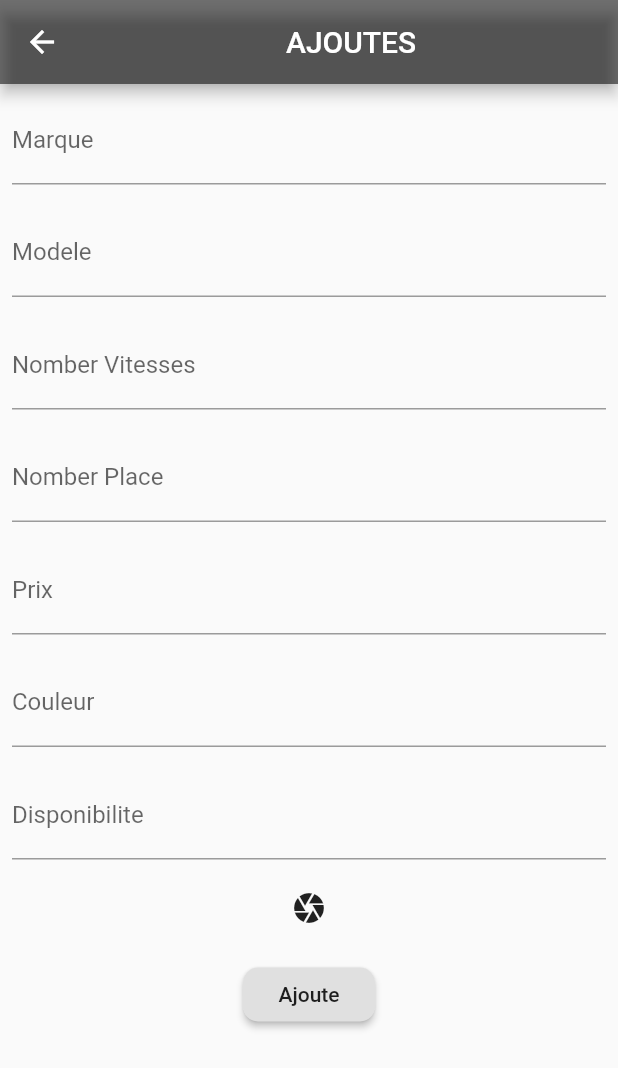
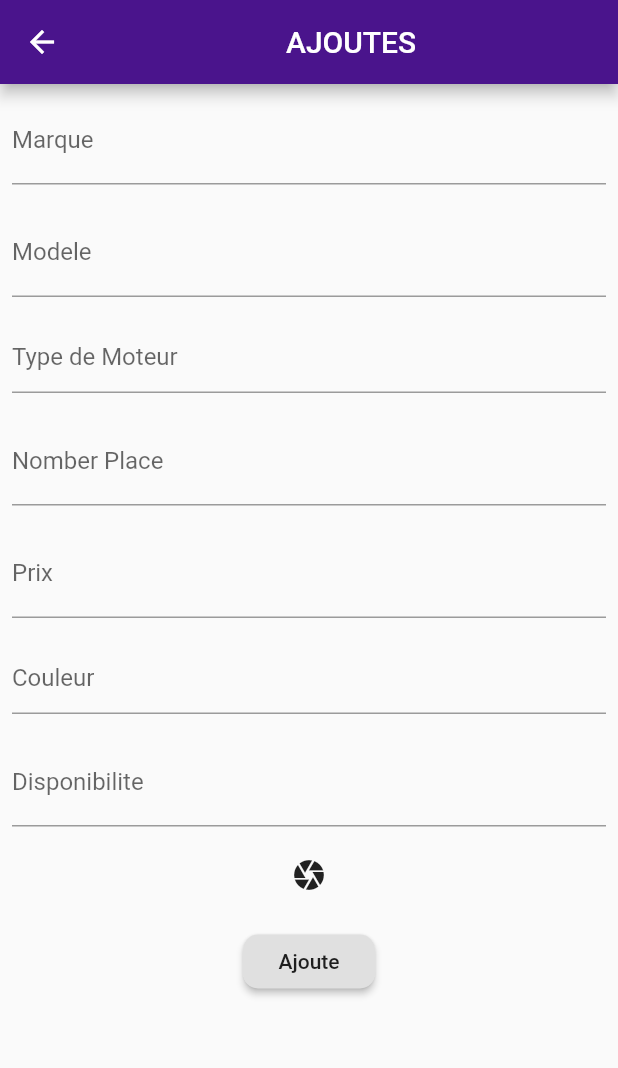
Before and after one commit to Aladdin24/location-flutter, a Flutter app: the screen it shows after launch, after a tap on the "add" icon, on a phone screen of 412 x 824 dp. Shown: the top 1068 px of the screen. Run offline on Flutter 3.47's test engine with Material 2 defaults, Android fonts, the phone set to English and light mode, and no system bars; drawn by our look-alikes of searchfield; our stand-ins replace image_picker; network calls fail.

Commit message:
first commit

```diff
--- a/lib/AjouterVoiture.dart
+++ b/lib/AjouterVoiture.dart
@@ -15,7 +15,7 @@ class AllPersonData extends StatefulWidget {
 
 class _AllPersonDataState extends State<AllPersonData> {
   Future allPerson() async {
-    var url = "http://192.168.43.245/location/viewAll.php";
+    var url = "http://192.168.181.11/location/viewAll.php";
     var response = await http.get(Uri.parse(url));
 
     var jsonData = json.decode(response.body);
@@ -39,11 +39,11 @@ class _AllPersonDataState extends State<AllPersonData> {
   Widget build(BuildContext context) {
     return Scaffold(
       appBar: AppBar(
-        backgroundColor: Colors.black54,
+        backgroundColor: Colors.purple.shade900,
         title: Center(child: Text('VOITURES')),
       ),
       floatingActionButton: FloatingActionButton(
-        backgroundColor: Colors.black54,
+        backgroundColor: Colors.purple.shade900,
         child: Icon(Icons.add),
         onPressed: () {
           Navigator.push(
@@ -55,7 +55,15 @@ class _AllPersonDataState extends State<AllPersonData> {
           debugPrint('Clicked FloatingActionButton Button');
         },
       ),
-      body: FutureBuilder(
+      body: RefreshIndicator(
+        color: Colors.blue,
+        onRefresh: () {
+          return
+          Navigator.pushReplacement(context,
+          PageRouteBuilder(pageBuilder: (a,b,c)=>AllPersonData()));
+
+        },
+        child: FutureBuilder(
           future: allPerson(),
           builder: (BuildContext context, AsyncSnapshot snapshot) {
             if (snapshot.hasError) print(snapshot.error);
@@ -71,13 +79,13 @@ class _AllPersonDataState extends State<AllPersonData> {
                         children:[ Container(
 
                           child: Image.network(
-                            "http://192.168.43.245/location/uploads/${snapshot.data[id].image}"),
+                              "http://192.168.181.11/location/uploads/${snapshot.data[id].image}"),
                         ),
                           InkWell(
                             child: Icon(Icons.delete),
                             onTap: () {
                               setState(() {
-                              var url = Uri.parse('http://192.168.43.245/location/delete.php');
+                                var url = Uri.parse('http://192.168.181.11/location/delete.php');
                                 http.post(url, body: {
                                   'id_voiture': snapshot.data[id].id_voiture.toString(),
                                 });
@@ -133,6 +141,7 @@ class _AllPersonDataState extends State<AllPersonData> {
             );
           },
         ),
+      ),
       );
   }
 }
--- a/lib/main.dart
+++ b/lib/main.dart
@@ -3,6 +3,7 @@ import 'package:flutter/material.dart';
 import 'package:image_picker/image_picker.dart';
 import 'package:http/http.dart' as http;
 import 'AjouterVoiture.dart';
+import 'package:searchfield/searchfield.dart';
 
 void main() {
   runApp(const MyApp());
@@ -18,6 +19,7 @@ class MyApp extends StatelessWidget {
       theme: ThemeData(
         primarySwatch: Colors.blue,
       ),
+      debugShowCheckedModeBanner: false,
       home: AllPersonData(),
     );
   }
@@ -49,7 +51,7 @@ class _DemoUploadImage extends State<DemoUploadImage> {
   }
 
   Future upload() async {
-    final uri = Uri.parse("http://192.168.43.245/location/upload.php");
+    final uri = Uri.parse("http://192.168.181.11/location/upload.php");
     var request = http.MultipartRequest('POST', uri);
     request.fields['marque'] = marqueController.text;
     request.fields['Modele'] = modelController.text;
@@ -73,7 +75,7 @@ class _DemoUploadImage extends State<DemoUploadImage> {
   Widget build(BuildContext context) {
     return Scaffold(
         appBar: AppBar(
-          backgroundColor: Colors.black54,
+          backgroundColor: Colors.purple.shade900,
           title: Center(child: Text('AJOUTES')),
         ),
         body: SingleChildScrollView(
@@ -95,10 +97,16 @@ class _DemoUploadImage extends State<DemoUploadImage> {
               ),
               Padding(
                 padding: const EdgeInsets.all(8.0),
-                child: TextField(
+                child: SearchField(
+                  hint: "Type de Moteur",
                   controller: vitesseController,
-                  decoration: InputDecoration(labelText: 'Nomber Vitesses'),
-                ),
+    suggestions: [
+    'Gasoil',
+    'Essence',
+    'Hybride',
+
+    ],
+),
               ),
               Padding(
                 padding: const EdgeInsets.all(8.0),
@@ -116,10 +124,22 @@ class _DemoUploadImage extends State<DemoUploadImage> {
               ),
               Padding(
                 padding: const EdgeInsets.all(8.0),
-                child: TextField(
+                child: SearchField(
+                  hint: "Couleur",
                   controller: couleurController,
-                  decoration: InputDecoration(labelText: 'Couleur'),
-                ),
+    suggestions: [
+    'Noir',
+    'Rouge',
+    'Jaune',
+    'Blanc',
+    'Bleu',
+    'Gris',
+    'Violet',
+    'Orange',
+    'Vert',
+
+    ],
+),
               ),
               Padding(
                 padding: const EdgeInsets.all(8.0),
--- a/pubspec.yaml
+++ b/pubspec.yaml
@@ -31,6 +31,10 @@ dependencies:
     sdk: flutter
   http: 0.13.0
   image_picker: ^0.8.4+4
+  dropdownfield: ^1.0.3
+  dropdown_button2: ^1.1.0
+  dropdown_search: ^2.0.1
+  searchfield: ^0.5.6
   path: ^1.8.0
 
 
```
Also changed, not shown: lib/TypeVoiture.dart (+5 -15 lines), lib/modifier.dart (+27 -8 lines), pubspec.lock. Lines whose indentation alone changed are shown as unchanged.
